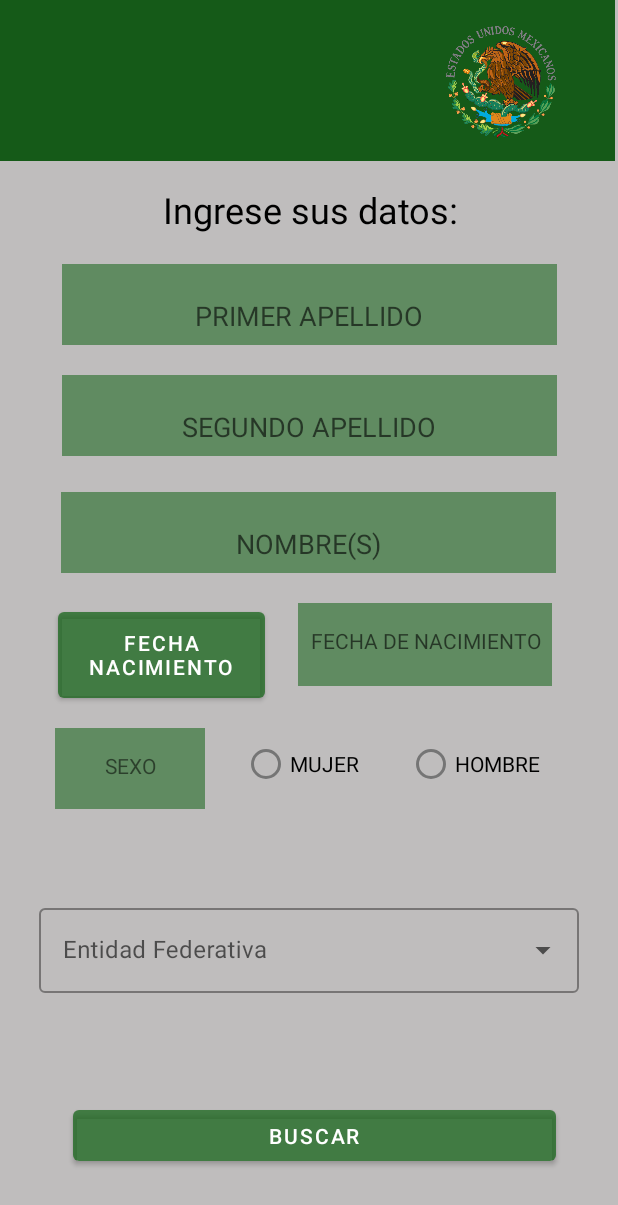
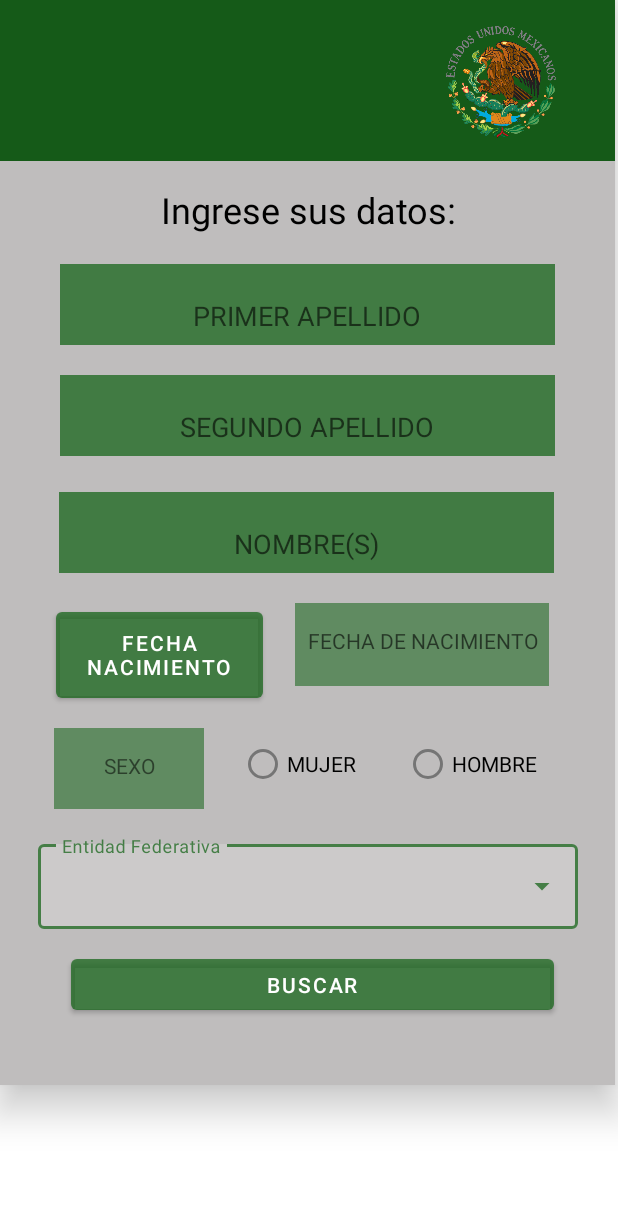
Before and after one commit to ProgramacionAppMoviles/AndroidExamenParcial2, an Android app: the layout activity_main.xml on its own in the app's theme, with its tools: preview values and no code run, on a phone screen of 412 x 824 dp. Shown: the top 1205 px of the screen. Run offline under Robolectric (Android 15) with nearby library versions, the phone set to English and light mode, and no system bars.

Commit message:
validaciones agregadas en cada uno de los edit text...

```diff
--- /dev/null
+++ b/app/src/main/res/drawable/error.xml
@@ -0,0 +1,6 @@
+<?xml version="1.0" encoding="utf-8"?>
+<shape xmlns:android="http://schemas.android.com/apk/res/android">
+    <corners android:radius="10dp" />
+    <stroke android:width="5dip" android:color="#D31E1E" />
+    <solid android:color="#BE17651A"/>
+</shape>
--- /dev/null
+++ b/app/src/main/res/drawable/valido.xml
@@ -0,0 +1,6 @@
+<?xml version="1.0" encoding="utf-8"?>
+<shape xmlns:android="http://schemas.android.com/apk/res/android">
+    <corners android:radius="10dp" />
+    <stroke android:width="5dip" android:color="#009688" />
+    <solid android:color="#BE17651A"/>
+</shape>
--- a/app/src/main/res/layout/activity_main.xml
+++ b/app/src/main/res/layout/activity_main.xml
@@ -3,12 +3,22 @@
     xmlns:app="http://schemas.android.com/apk/res-auto"
     xmlns:tools="http://schemas.android.com/tools"
     android:id="@+id/contenedor"
-    android:layout_width="match_parent"
-    android:layout_height="match_parent"
+    android:layout_width="wrap_content"
+    android:layout_height="wrap_content"
     android:background="#BFBDBD"
     android:backgroundTint="#BFBDBD"
     android:elevation="15dp"
     tools:context=".MainActivity">
+
+    <ScrollView
+        android:layout_width="match_parent"
+        android:layout_height="match_parent">
+
+        <androidx.constraintlayout.widget.ConstraintLayout
+            android:layout_width="match_parent"
+            android:layout_height="wrap_content"
+              >
+
 
             <LinearLayout
                 android:id="@+id/linearLayout"
@@ -60,30 +70,33 @@
                 android:layout_width="330dp"
                 android:layout_height="54dp"
                 android:layout_marginTop="20dp"
-        android:background="#BE17651A"
-        android:backgroundTint="#BE17651A"
+
                 android:hint="PRIMER APELLIDO"
                 android:inputType="textPersonName"
                 android:paddingTop="15dp"
                 android:textAlignment="center"
                 app:layout_constraintEnd_toEndOf="parent"
                 app:layout_constraintStart_toStartOf="parent"
-        app:layout_constraintTop_toBottomOf="@+id/textView4" />
+                app:layout_constraintTop_toBottomOf="@+id/textView4"
+                android:background="#BE17651A"
+                />
 
             <EditText
                 android:id="@+id/apemat"
                 android:layout_width="330dp"
                 android:layout_height="54dp"
                 android:layout_marginTop="20dp"
-        android:background="#BE17651A"
-        android:backgroundTint="#BE17651A"
                 android:hint="SEGUNDO APELLIDO"
-        android:inputType="textPersonName"
+                android:inputType="text"
                 android:paddingTop="15dp"
                 android:textAlignment="center"
                 app:layout_constraintEnd_toEndOf="parent"
                 app:layout_constraintStart_toStartOf="parent"
-        app:layout_constraintTop_toBottomOf="@+id/apepat" />
+                app:layout_constraintTop_toBottomOf="@+id/apepat"
+                android:background="#BE17651A"
+
+
+                />
 
 
             <EditText
@@ -91,8 +104,6 @@
                 android:layout_width="330dp"
                 android:layout_height="54dp"
                 android:layout_marginTop="24dp"
-        android:background="#BE17651A"
-        android:backgroundTint="#BE17651A"
                 android:hint="NOMBRE(S)"
                 android:inputType="textPersonName"
                 android:paddingTop="15dp"
@@ -100,7 +111,10 @@
                 app:layout_constraintEnd_toEndOf="parent"
                 app:layout_constraintHorizontal_bias="0.493"
                 app:layout_constraintStart_toStartOf="parent"
-        app:layout_constraintTop_toBottomOf="@+id/apemat" />
+                app:layout_constraintTop_toBottomOf="@+id/apemat"
+                android:background="#BE17651A"
+
+                />
 
             <TextView
                 android:id="@+id/fechanac"
@@ -177,6 +191,8 @@
             <androidx.constraintlayout.widget.ConstraintLayout
                 android:layout_width="392dp"
                 android:layout_height="68dp"
+                android:layout_marginTop="24dp"
+                android:layout_marginBottom="8dp"
                 app:layout_constraintBottom_toTopOf="@+id/btnBuscar"
                 app:layout_constraintEnd_toEndOf="parent"
                 app:layout_constraintStart_toStartOf="parent"
@@ -199,4 +215,10 @@
             </androidx.constraintlayout.widget.ConstraintLayout>
 
 
+
         </androidx.constraintlayout.widget.ConstraintLayout>
+
+    </ScrollView>
+
+
+</androidx.constraintlayout.widget.ConstraintLayout>
--- a/app/src/main/res/values-night/themes.xml
+++ b/app/src/main/res/values-night/themes.xml
@@ -1,6 +1,6 @@
 <resources xmlns:tools="http://schemas.android.com/tools">
     <!-- Base application theme. -->
-    <style name="Theme.Examen2doMovil" parent="Theme.MaterialComponents.DayNight.DarkActionBar">
+    <style name="Theme.Examen2doMovil" parent="Theme.MaterialComponents.DayNight.NoActionBar">
         <!-- Primary brand color. -->
         <item name="colorPrimary">@color/purple_200</item>
         <item name="colorPrimaryVariant">@color/purple_700</item>
--- a/app/src/main/res/values/colors.xml
+++ b/app/src/main/res/values/colors.xml
@@ -7,4 +7,6 @@
     <color name="teal_700">#FF018786</color>
     <color name="black">#FF000000</color>
     <color name="white">#FFFFFFFF</color>
+    <color name="error">#FF0000</color>
+    <color name="valido">#BE17651A</color>
 </resources>
--- a/app/src/main/res/values/themes.xml
+++ b/app/src/main/res/values/themes.xml
@@ -1,6 +1,6 @@
 <resources xmlns:tools="http://schemas.android.com/tools">
     <!-- Base application theme. -->
-    <style name="Theme.Examen2doMovil" parent="Theme.MaterialComponents.DayNight.DarkActionBar">
+    <style name="Theme.Examen2doMovil" parent="Theme.MaterialComponents.DayNight.NoActionBar">
         <!-- Primary brand color. -->
         <item name="colorPrimary">@color/purple_500</item>
         <item name="colorPrimaryVariant">@color/purple_700</item>
```
Also changed, not shown: app/src/main/java/com/jcab/examen2domovil/MainActivity.java (+53 -2 lines). Lines whose indentation alone changed are shown as unchanged.
